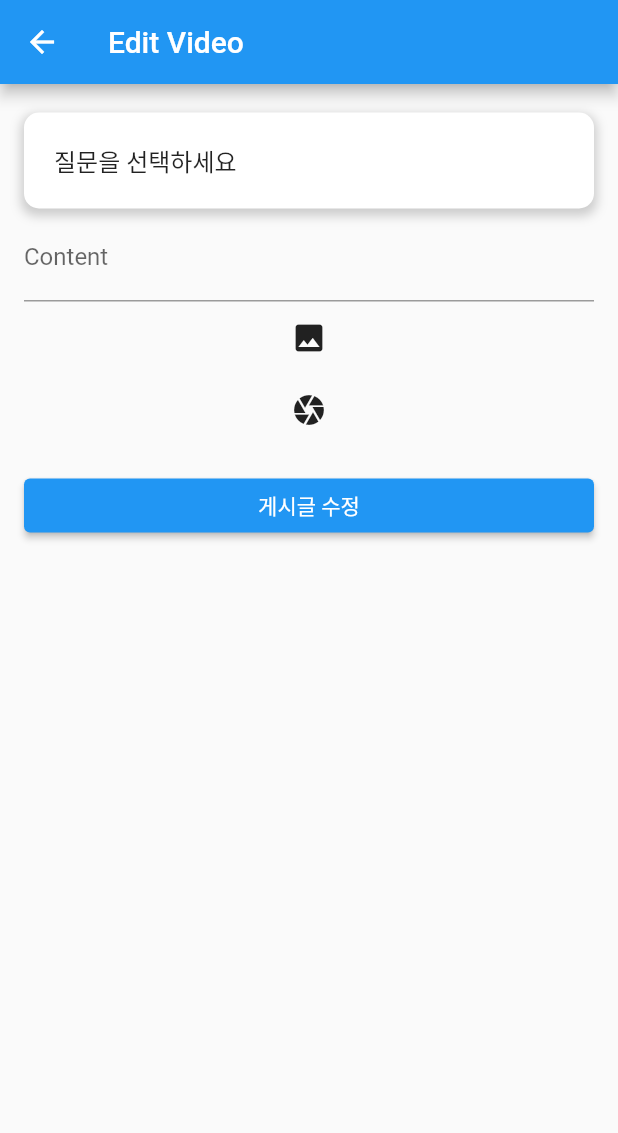
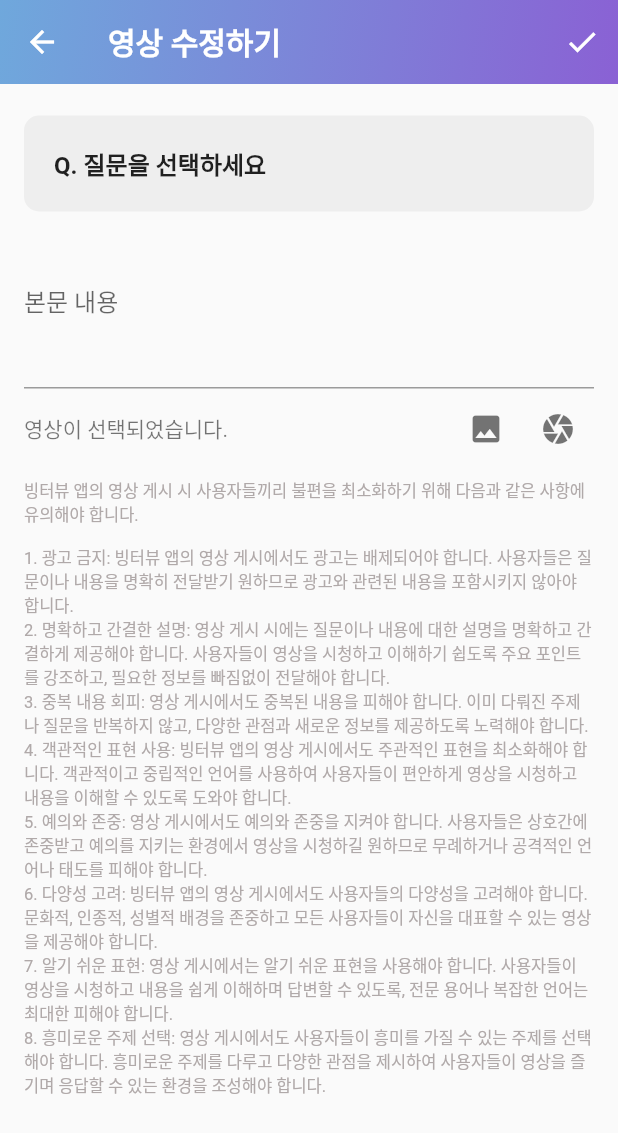
Before and after one commit to Vingterview/vingterview, a Flutter app: the EditVideoPage screen opened by its route, on a phone screen of 412 x 824 dp. Shown: the top 1133 px of the screen. Run offline on Flutter 3.47's test engine with Material 2 defaults, Android fonts, the phone set to English and light mode, and no system bars; our stand-ins replace camera, google_sign_in, image_picker, permission_handler, shared_preferences, video_player and 1 more; missing offline and left inert: agora_rtc_engine, flutter_ffmpeg, flutter_web_auth; accounts and stored records are empty.

Commit message:
질문/영상 페이지 모두 수정

```diff
--- a/lib/video_edit.dart
+++ b/lib/video_edit.dart
@@ -63,76 +63,20 @@ class _EditVideoPageState extends State<EditVideoPage> {
     return Scaffold(
         key: _scaffoldKey,
         appBar: AppBar(
-        title: Text('Edit Video'),
-      ),
-      body: Padding(
-        padding: EdgeInsets.all(16),
-        child: Form(
-          key: _formKey,
-          child: Column(
-            crossAxisAlignment: CrossAxisAlignment.stretch,
-            children: [
-              GestureDetector(
-                onTap: () async {
-                  pickQuestion(context);
-                },
-                child: Container(
-                  padding: EdgeInsets.symmetric(vertical: 20, horizontal: 20),
-                  margin: EdgeInsets.symmetric(vertical: 3),
+          backgroundColor: Colors.white,
+          elevation: 0,
+          flexibleSpace: Container(
             decoration: BoxDecoration(
-                    color: Colors.white,
-                    borderRadius: BorderRadius.circular(10),
-                    boxShadow: [
-                      BoxShadow(
-                        color: Colors.grey.withOpacity(0.5),
-                        spreadRadius: 2,
-                        blurRadius: 5,
-                        offset: Offset(0, 3),
-                      ),
-                    ],
-                  ),
-                  child: Text(
-                    buttonText,
-                    style: TextStyle(
-                      fontSize: 16,
+              gradient: LinearGradient(
+                colors: [Color(0xFF6fa8dc), Color(0xFF8A61D4)],
+                begin: Alignment.topLeft,
+                end: Alignment.bottomRight,
               ),
             ),
           ),
-              ),
-              TextFormField(
-                initialValue: _content ?? '', // 수정할 게시글의 내용을 초기값으로 설정
-                decoration: InputDecoration(labelText: 'Content'),
-                validator: (value) {
-                  if (value.isEmpty) {
-                    return 'Please enter some content';
-                  }
-                  return null;
-                },
-                onSaved: (value) {
-                  _content = value;
-                },
-              ),
+          actions: [
             IconButton(
-                icon: Icon(Icons.image),
-                onPressed: () async {
-                  _video = await uploadVideoApi.returnVideo();
-                },
-              ),
-              IconButton(
-                icon: Icon(Icons.camera),
-                onPressed: () async {
-                  _video = await Navigator.push(
-                      context,
-                      MaterialPageRoute(
-                          builder: (_) => RecordVideoPage(
-                              buttonText: buttonText.toString())));
-                  print(_video);
-                  print("dd");
-                },
-              ),
-              SizedBox(height: 16),
-              ElevatedButton(
-                child: Text('게시글 수정'), // 수정 버튼 텍스트 변경
+              icon: Icon(Icons.check),
               onPressed: () async {
                 print(_video);
                 if (_formKey.currentState.validate() &&
@@ -140,8 +84,7 @@ class _EditVideoPageState extends State<EditVideoPage> {
                   _formKey.currentState.save();
                   try {
                     ScaffoldMessenger.of(context).showSnackBar(SnackBar(
-                          content:
-                              Text('글을 수정하는데에 1분~10분 이내에 시간이 소요될 수 있습니다.')));
+                        content: Text('글을 수정하는데에 1분~10분 이내에 시간이 소요될 수 있습니다.')));
                     Navigator.pop(context);
                     if (_video != null) {
                       _video_url = await uploadVideoApi.pickVideo(_video);
@@ -161,9 +104,120 @@ class _EditVideoPageState extends State<EditVideoPage> {
               },
             ),
           ],
+          title: Text(
+            '영상 수정하기',
+            style: TextStyle(
+              color: Colors.white,
+              fontWeight: FontWeight.bold,
+              fontSize: 20,
             ),
           ),
         ),
-    );
+        body: Padding(
+            padding: EdgeInsets.all(16),
+            child: Form(
+              key: _formKey,
+              child: SingleChildScrollView(
+                child: Column(
+                  crossAxisAlignment: CrossAxisAlignment.stretch,
+                  children: [
+                    GestureDetector(
+                      onTap: () async {
+                        pickQuestion(context);
+                      },
+                      child: Container(
+                        padding:
+                            EdgeInsets.symmetric(vertical: 20, horizontal: 20),
+                        margin:
+                            EdgeInsets.symmetric(vertical: 5, horizontal: 0),
+                        decoration: BoxDecoration(
+                          color: Color(0xFFEEEEEE),
+                          borderRadius: BorderRadius.circular(10),
+                        ),
+                        child: Text(
+                          "Q. $buttonText",
+                          style: TextStyle(
+                              fontSize: 16, // 줄글 글씨 크기
+                              fontWeight: FontWeight.bold),
+                        ),
+                      ),
+                    ),
+                    TextFormField(
+                      initialValue: _content ?? '', // 수정할 게시글의 내용을 초기값으로 설정
+                      decoration: InputDecoration(
+                        labelText: '본문 내용',
+                        contentPadding:
+                            EdgeInsets.symmetric(vertical: 20, horizontal: 0),
+                      ),
+                      maxLines: 3,
+                      keyboardType: TextInputType.multiline,
+                      validator: (value) {
+                        if (value.isEmpty) {
+                          return '내용을 작성해주세요';
+                        }
+                        return null;
+                      },
+                      onSaved: (value) {
+                        _content = value;
+                      },
+                    ),
+                    SizedBox(
+                      height: 3,
+                    ),
+                    Row(
+                      mainAxisAlignment: MainAxisAlignment.spaceBetween,
+                      children: [
+                        Text("영상이 선택되었습니다.",
+                            style:
+                                TextStyle(fontSize: 14, color: Colors.black54)),
+                        Row(
+                          mainAxisAlignment: MainAxisAlignment.end, // 오른쪽 정렬
+                          children: [
+                            IconButton(
+                              icon: Icon(Icons.image, color: Colors.black54),
+                              onPressed: () async {
+                                _video = await uploadVideoApi.returnVideo();
+                                setState(() {});
+                              },
+                            ),
+                            IconButton(
+                              icon: Icon(Icons.camera, color: Colors.black54),
+                              onPressed: () async {
+                                _video = await Navigator.push(
+                                    context,
+                                    MaterialPageRoute(
+                                        builder: (_) => RecordVideoPage(
+                                            buttonText:
+                                                buttonText.toString())));
+                                print(_video);
+                                setState(() {});
+                                print("dd");
+                              },
+                            ),
+                          ],
+                        ),
+                      ],
+                    ),
+                    SizedBox(height: 8),
+                    Text(
+                      '''빙터뷰 앱의 영상 게시 시 사용자들끼리 불편을 최소화하기 위해 다음과 같은 사항에 유의해야 합니다.
+
+1. 광고 금지: 빙터뷰 앱의 영상 게시에서도 광고는 배제되어야 합니다. 사용자들은 질문이나 내용을 명확히 전달받기 원하므로 광고와 관련된 내용을 포함시키지 않아야 합니다.
+2. 명확하고 간결한 설명: 영상 게시 시에는 질문이나 내용에 대한 설명을 명확하고 간결하게 제공해야 합니다. 사용자들이 영상을 시청하고 이해하기 쉽도록 주요 포인트를 강조하고, 필요한 정보를 빠짐없이 전달해야 합니다.
+3. 중복 내용 회피: 영상 게시에서도 중복된 내용을 피해야 합니다. 이미 다뤄진 주제나 질문을 반복하지 않고, 다양한 관점과 새로운 정보를 제공하도록 노력해야 합니다.
+4. 객관적인 표현 사용: 빙터뷰 앱의 영상 게시에서도 주관적인 표현을 최소화해야 합니다. 객관적이고 중립적인 언어를 사용하여 사용자들이 편안하게 영상을 시청하고 내용을 이해할 수 있도록 도와야 합니다.
+5. 예의와 존중: 영상 게시에서도 예의와 존중을 지켜야 합니다. 사용자들은 상호간에 존중받고 예의를 지키는 환경에서 영상을 시청하길 원하므로 무례하거나 공격적인 언어나 태도를 피해야 합니다.
+6. 다양성 고려: 빙터뷰 앱의 영상 게시에서도 사용자들의 다양성을 고려해야 합니다. 문화적, 인종적, 성별적 배경을 존중하고 모든 사용자들이 자신을 대표할 수 있는 영상을 제공해야 합니다.
+7. 알기 쉬운 표현: 영상 게시에서는 알기 쉬운 표현을 사용해야 합니다. 사용자들이 영상을 시청하고 내용을 쉽게 이해하며 답변할 수 있도록, 전문 용어나 복잡한 언어는 최대한 피해야 합니다.
+8. 흥미로운 주제 선택: 영상 게시에서도 사용자들이 흥미를 가질 수 있는 주제를 선택해야 합니다. 흥미로운 주제를 다루고 다양한 관점을 제시하여 사용자들이 영상을 즐기며 응답할 수 있는 환경을 조성해야 합니다.''',
+                      style: TextStyle(
+                        fontSize: 11,
+                        color: Color.fromARGB(255, 176, 169, 169),
+                      ),
+                    ),
+                  ],
+                ),
+              ),
+            )));
   }
 }
--- a/lib/video_write.dart
+++ b/lib/video_write.dart
@@ -143,7 +143,7 @@ class _PostVideoPageState extends State<PostVideoPage> {
                   keyboardType: TextInputType.multiline,
                   validator: (value) {
                     if (value.isEmpty) {
-                      return 'Please enter some content';
+                      return '내용을 작성해주세요';
                     }
                     return null;
                   },
```
Also changed, not shown: lib/question_video.dart (+33 -24 lines), lib/video_detail.dart (+34 -16 lines). Lines whose indentation alone changed are shown as unchanged.
